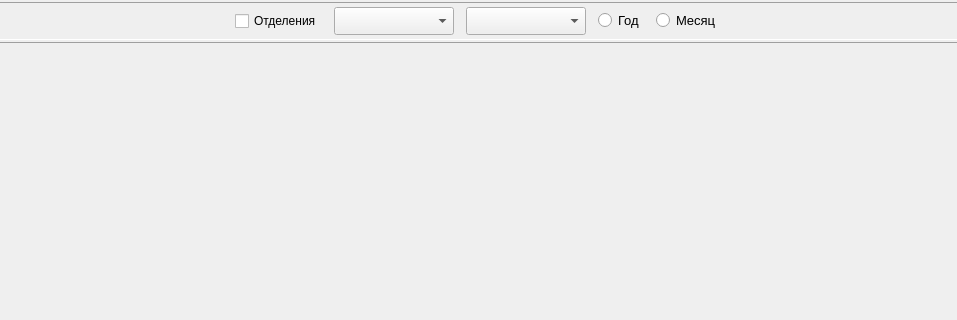
Above: UI/window_graphs.ui from Wrexan/MDA before the change; both pictures show x 142 to 1099 and y 0 to 320 of the 1240 by 700 pixel window. Below: the same form after it.
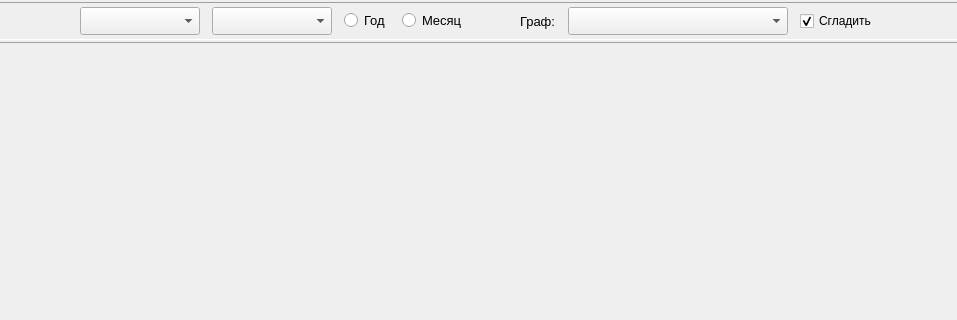
That is the form after the change.

Commit message: add two graphs (line chart and donut) some clearing and renaming some options for graphs changed stat data parsing result

What changed in the file:
```diff
--- a/UI/window_graphs.ui
+++ b/UI/window_graphs.ui
@@ -10,6 +10,18 @@
     <height>700</height>
    </rect>
   </property>
+  <property name="minimumSize">
+   <size>
+    <width>1240</width>
+    <height>700</height>
+   </size>
+  </property>
+  <property name="maximumSize">
+   <size>
+    <width>1240</width>
+    <height>700</height>
+   </size>
+  </property>
   <property name="windowTitle">
    <string>Dialog</string>
   </property>
@@ -17,6 +29,9 @@
    <property name="spacing">
     <number>2</number>
    </property>
+   <property name="sizeConstraint">
+    <enum>QLayout::SetNoConstraint</enum>
+   </property>
    <property name="leftMargin">
     <number>2</number>
    </property>
@@ -77,13 +92,6 @@
         <property name="spacing">
          <number>12</number>
         </property>
-        <item>
-         <widget class="QCheckBox" name="cb_by_branches">
-          <property name="text">
-           <string>Отделения</string>
-          </property>
-         </widget>
-        </item>
         <item>
          <widget class="QComboBox" name="cb_year">
           <property name="minimumSize">
@@ -168,6 +176,71 @@
           </property>
          </widget>
         </item>
+        <item>
+         <spacer name="horizontalSpacer_3">
+          <property name="orientation">
+           <enum>Qt::Horizontal</enum>
+          </property>
+          <property name="sizeHint" stdset="0">
+           <size>
+            <width>40</width>
+            <height>20</height>
+           </size>
+          </property>
+         </spacer>
+        </item>
+        <item>
+         <widget class="QLabel" name="label">
+          <property name="font">
+           <font>
+            <pointsize>10</pointsize>
+           </font>
+          </property>
+          <property name="text">
+           <string>Граф:</string>
+          </property>
+         </widget>
+        </item>
+        <item>
+         <widget class="QComboBox" name="cb_graph">
+          <property name="minimumSize">
+           <size>
+            <width>220</width>
+            <height>0</height>
+           </size>
+          </property>
+          <property name="maximumSize">
+           <size>
+            <width>220</width>
+            <height>28</height>
+           </size>
+          </property>
+          <property name="baseSize">
+           <size>
+            <width>220</width>
+            <height>0</height>
+           </size>
+          </property>
+          <property name="font">
+           <font>
+            <pointsize>10</pointsize>
+           </font>
+          </property>
+          <property name="maxVisibleItems">
+           <number>12</number>
+          </property>
+         </widget>
+        </item>
+        <item>
+         <widget class="QCheckBox" name="cb_smooth">
+          <property name="text">
+           <string>Сгладить</string>
+          </property>
+          <property name="checked">
+           <bool>true</bool>
+          </property>
+         </widget>
+        </item>
        </layout>
       </item>
       <item>
```
Left out of the diff: 5 changed lines with no effect on the pictures. The commit also changes 5 other files.
